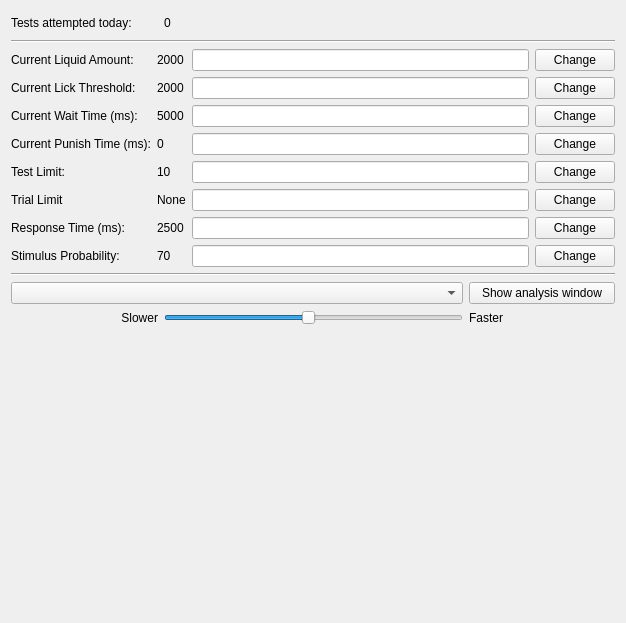
yagarwal123/autonomouse, file Python/gui/mousewin.ui: the form before one commit.
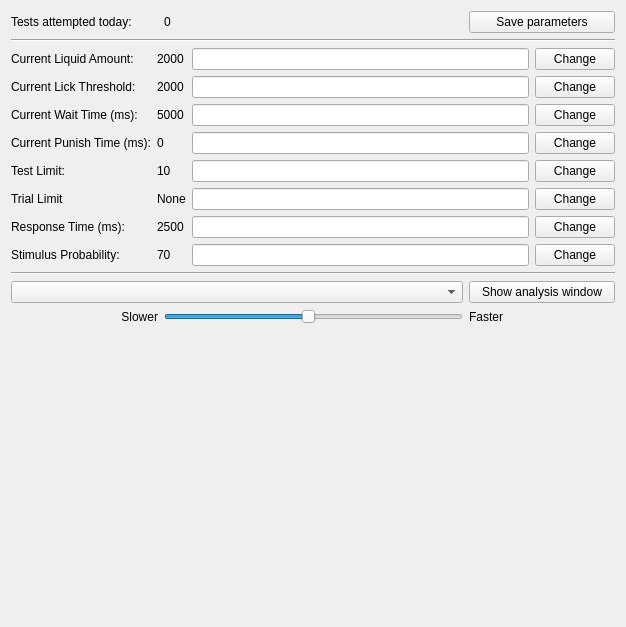
The form after the commit. Custom widgets are drawn as their Qt base class.

Commit message: added buttons to save parameters

Patch:
```diff
--- a/Python/gui/mousewin.ui
+++ b/Python/gui/mousewin.ui
@@ -7,13 +7,23 @@
     <x>0</x>
     <y>0</y>
     <width>626</width>
-    <height>623</height>
+    <height>627</height>
    </rect>
   </property>
   <property name="windowTitle">
    <string>Form</string>
   </property>
   <layout class="QGridLayout" name="gridLayout_2">
+   <item row="7" column="0" colspan="4">
+    <widget class="MplWidget" name="plotWid" native="true">
+     <property name="minimumSize">
+      <size>
+       <width>491</width>
+       <height>281</height>
+      </size>
+     </property>
+    </widget>
+   </item>
    <item row="0" column="1">
     <widget class="QLabel" name="test_no_disp">
      <property name="text">
@@ -21,6 +31,30 @@
      </property>
     </widget>
    </item>
+   <item row="0" column="0">
+    <widget class="QLabel" name="label_5">
+     <property name="text">
+      <string>Tests attempted today:</string>
+     </property>
+    </widget>
+   </item>
+   <item row="1" column="0" colspan="4">
+    <widget class="Line" name="line">
+     <property name="orientation">
+      <enum>Qt::Horizontal</enum>
+     </property>
+    </widget>
+   </item>
+   <item row="6" column="3">
+    <widget class="QLabel" name="label_8">
+     <property name="text">
+      <string>Faster</string>
+     </property>
+     <property name="alignment">
+      <set>Qt::AlignLeading|Qt::AlignLeft|Qt::AlignVCenter</set>
+     </property>
+    </widget>
+   </item>
    <item row="2" column="0" colspan="4">
     <layout class="QGridLayout" name="gridLayout">
      <item row="4" column="2">
@@ -217,14 +251,7 @@
      </item>
     </layout>
    </item>
-   <item row="1" column="0" colspan="4">
-    <widget class="Line" name="line">
-     <property name="orientation">
-      <enum>Qt::Horizontal</enum>
-     </property>
-    </widget>
-   </item>
-   <item row="5" column="1" colspan="2">
+   <item row="6" column="1" colspan="2">
     <widget class="QSlider" name="speedSlider">
      <property name="minimum">
       <number>1</number>
@@ -246,41 +273,17 @@
      </property>
     </widget>
    </item>
-   <item row="0" column="0">
-    <widget class="QLabel" name="label_5">
-     <property name="text">
-      <string>Tests attempted today:</string>
-     </property>
-    </widget>
-   </item>
    <item row="5" column="3">
-    <widget class="QLabel" name="label_8">
-     <property name="text">
-      <string>Faster</string>
-     </property>
-     <property name="alignment">
-      <set>Qt::AlignLeading|Qt::AlignLeft|Qt::AlignVCenter</set>
-     </property>
-    </widget>
-   </item>
-   <item row="4" column="0" colspan="3">
-    <widget class="QComboBox" name="test_select"/>
-   </item>
-   <item row="3" column="0" colspan="4">
-    <widget class="Line" name="line_2">
-     <property name="orientation">
-      <enum>Qt::Horizontal</enum>
-     </property>
-    </widget>
-   </item>
-   <item row="4" column="3">
     <widget class="QPushButton" name="showAnalysisButton">
      <property name="text">
       <string>Show analysis window</string>
      </property>
     </widget>
    </item>
-   <item row="5" column="0">
+   <item row="5" column="0" colspan="3">
+    <widget class="QComboBox" name="test_select"/>
+   </item>
+   <item row="6" column="0">
     <widget class="QLabel" name="label_7">
      <property name="text">
       <string>Slower</string>
@@ -290,13 +293,17 @@
      </property>
     </widget>
    </item>
-   <item row="6" column="0" colspan="4">
-    <widget class="MplWidget" name="plotWid" native="true">
-     <property name="minimumSize">
-      <size>
-       <width>491</width>
-       <height>281</height>
-      </size>
+   <item row="3" column="0" colspan="4">
+    <widget class="Line" name="line_2">
+     <property name="orientation">
+      <enum>Qt::Horizontal</enum>
+     </property>
+    </widget>
+   </item>
+   <item row="0" column="3">
+    <widget class="QPushButton" name="saveButton">
+     <property name="text">
+      <string>Save parameters</string>
      </property>
     </widget>
    </item>
```
The commit also changes 6 other files.
